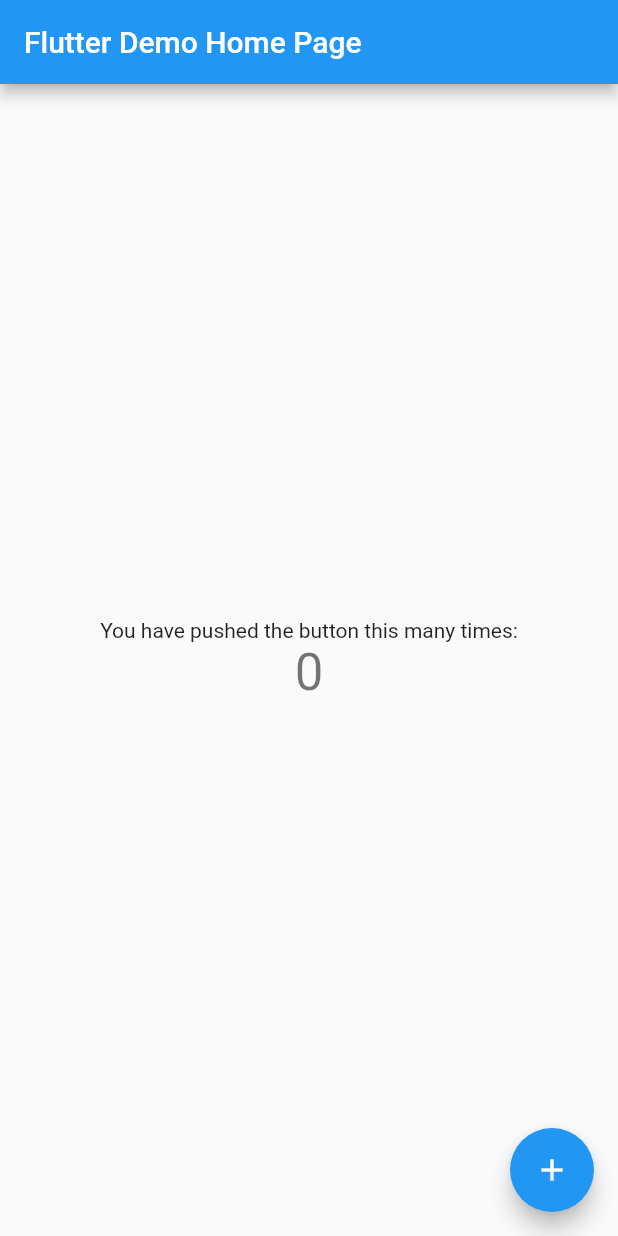
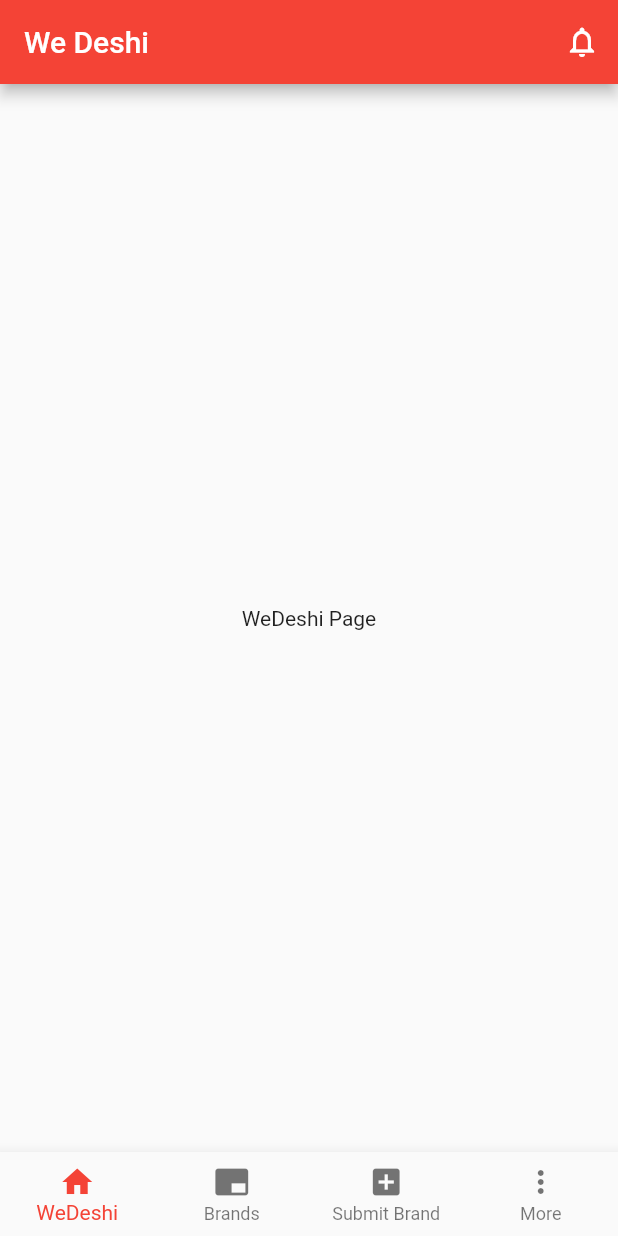
Before and after one commit to dhuma1981/wedeshi_app, a Flutter app: the screen it shows after launch, on a phone screen of 412 x 824 dp. Run offline on Flutter 3.47's test engine with Material 2 defaults, Android fonts, the phone set to English and light mode, and no system bars.

Commit message:
Pages added

```diff
--- /dev/null
+++ b/lib/home_page.dart
@@ -0,0 +1,67 @@
+import 'package:flutter/material.dart';
+import 'package:wedeshi/screens/brands_page.dart';
+import 'package:wedeshi/screens/more_page.dart';
+import 'package:wedeshi/screens/submit_brand_page.dart';
+import 'package:wedeshi/screens/wedeshi_page.dart';
+
+class HomePage extends StatefulWidget {
+  @override
+  _HomePageState createState() => _HomePageState();
+}
+
+class _HomePageState extends State<HomePage> {
+  int _selectedIndex;
+
+  @override
+  void initState() {
+    super.initState();
+    _selectedIndex = 0;
+  }
+
+  Widget _getPage(int selectedIndex) {
+    switch (selectedIndex) {
+      case 0:
+        return WeDeshiPage();
+      case 1:
+        return BrandsPage();
+      case 2:
+        return SubmitBrandPage();
+      case 3:
+        return MorePage();
+    }
+    return WeDeshiPage();
+  }
+
+  @override
+  Widget build(BuildContext context) {
+    return Scaffold(
+      appBar: AppBar(
+        centerTitle: false,
+        title: Text("We Deshi"),
+        actions: [
+          IconButton(icon: Icon(Icons.notifications_none), onPressed: () {})
+        ],
+      ),
+      body: _getPage(_selectedIndex),
+      bottomNavigationBar: BottomNavigationBar(
+        type: BottomNavigationBarType.fixed,
+        currentIndex: _selectedIndex,
+        items: [
+          BottomNavigationBarItem(
+              title: Text("WeDeshi"), icon: Icon(Icons.home)),
+          BottomNavigationBarItem(
+              title: Text("Brands"), icon: Icon(Icons.branding_watermark)),
+          BottomNavigationBarItem(
+              title: Text("Submit Brand"), icon: Icon(Icons.add_box)),
+          BottomNavigationBarItem(
+              title: Text("More"), icon: Icon(Icons.more_vert)),
+        ],
+        onTap: (selectedValue) {
+          setState(() {
+            _selectedIndex = selectedValue;
+          });
+        },
+      ),
+    );
+  }
+}
--- a/lib/main.dart
+++ b/lib/main.dart
@@ -1,117 +1,20 @@
 import 'package:flutter/material.dart';
+import 'package:wedeshi/home_page.dart';
 
 void main() {
-  runApp(MyApp());
+  runApp(
+    MyApp(),
+  );
 }
 
 class MyApp extends StatelessWidget {
-  // This widget is the root of your application.
   @override
   Widget build(BuildContext context) {
     return MaterialApp(
-      title: 'Flutter Demo',
       theme: ThemeData(
-        // This is the theme of your application.
-        //
-        // Try running your application with "flutter run". You'll see the
-        // application has a blue toolbar. Then, without quitting the app, try
-        // changing the primarySwatch below to Colors.green and then invoke
-        // "hot reload" (press "r" in the console where you ran "flutter run",
-        // or simply save your changes to "hot reload" in a Flutter IDE).
-        // Notice that the counter didn't reset back to zero; the application
-        // is not restarted.
-        primarySwatch: Colors.blue,
-        // This makes the visual density adapt to the platform that you run
-        // the app on. For desktop platforms, the controls will be smaller and
-        // closer together (more dense) than on mobile platforms.
-        visualDensity: VisualDensity.adaptivePlatformDensity,
+        primarySwatch: Colors.red,
       ),
-      home: MyHomePage(title: 'Flutter Demo Home Page'),
+      home: HomePage(),
     );
   }
 }
-
-class MyHomePage extends StatefulWidget {
-  MyHomePage({Key key, this.title}) : super(key: key);
-
-  // This widget is the home page of your application. It is stateful, meaning
-  // that it has a State object (defined below) that contains fields that affect
-  // how it looks.
-
-  // This class is the configuration for the state. It holds the values (in this
-  // case the title) provided by the parent (in this case the App widget) and
-  // used by the build method of the State. Fields in a Widget subclass are
-  // always marked "final".
-
-  final String title;
-
-  @override
-  _MyHomePageState createState() => _MyHomePageState();
-}
-
-class _MyHomePageState extends State<MyHomePage> {
-  int _counter = 0;
-
-  void _incrementCounter() {
-    setState(() {
-      // This call to setState tells the Flutter framework that something has
-      // changed in this State, which causes it to rerun the build method below
-      // so that the display can reflect the updated values. If we changed
-      // _counter without calling setState(), then the build method would not be
-      // called again, and so nothing would appear to happen.
-      _counter++;
-    });
-  }
-
-  @override
-  Widget build(BuildContext context) {
-    // This method is rerun every time setState is called, for instance as done
-    // by the _incrementCounter method above.
-    //
-    // The Flutter framework has been optimized to make rerunning build methods
-    // fast, so that you can just rebuild anything that needs updating rather
-    // than having to individually change instances of widgets.
-    return Scaffold(
-      appBar: AppBar(
-        // Here we take the value from the MyHomePage object that was created by
-        // the App.build method, and use it to set our appbar title.
-        title: Text(widget.title),
-      ),
-      body: Center(
-        // Center is a layout widget. It takes a single child and positions it
-        // in the middle of the parent.
-        child: Column(
-          // Column is also a layout widget. It takes a list of children and
-          // arranges them vertically. By default, it sizes itself to fit its
-          // children horizontally, and tries to be as tall as its parent.
-          //
-          // Invoke "debug painting" (press "p" in the console, choose the
-          // "Toggle Debug Paint" action from the Flutter Inspector in Android
-          // Studio, or the "Toggle Debug Paint" command in Visual Studio Code)
-          // to see the wireframe for each widget.
-          //
-          // Column has various properties to control how it sizes itself and
-          // how it positions its children. Here we use mainAxisAlignment to
-          // center the children vertically; the main axis here is the vertical
-          // axis because Columns are vertical (the cross axis would be
-          // horizontal).
-          mainAxisAlignment: MainAxisAlignment.center,
-          children: <Widget>[
-            Text(
-              'You have pushed the button this many times:',
-            ),
-            Text(
-              '$_counter',
-              style: Theme.of(context).textTheme.headline4,
-            ),
-          ],
-        ),
-      ),
-      floatingActionButton: FloatingActionButton(
-        onPressed: _incrementCounter,
-        tooltip: 'Increment',
-        child: Icon(Icons.add),
-      ), // This trailing comma makes auto-formatting nicer for build methods.
-    );
-  }
-}
--- /dev/null
+++ b/lib/screens/brands_page.dart
@@ -0,0 +1,12 @@
+import 'package:flutter/material.dart';
+import 'package:wedeshi/utils/constants.dart';
+
+class BrandsPage extends StatelessWidget {
+  @override
+  Widget build(BuildContext context) {
+    return Padding(
+      padding: const EdgeInsets.all(8.0),
+      child: Text(Constants.BRANDS),
+    );
+  }
+}
--- /dev/null
+++ b/lib/screens/more_page.dart
@@ -0,0 +1,10 @@
+import 'package:flutter/material.dart';
+
+class MorePage extends StatelessWidget {
+  @override
+  Widget build(BuildContext context) {
+    return Center(
+      child: Text("More Page"),
+    );
+  }
+}
--- /dev/null
+++ b/lib/screens/submit_brand_page.dart
@@ -0,0 +1,12 @@
+import 'package:flutter/material.dart';
+import 'package:wedeshi/utils/constants.dart';
+
+class SubmitBrandPage extends StatelessWidget {
+  @override
+  Widget build(BuildContext context) {
+    return Padding(
+      padding: const EdgeInsets.all(8.0),
+      child: Text(Constants.BRANDS),
+    );
+  }
+}
--- /dev/null
+++ b/lib/screens/wedeshi_page.dart
@@ -0,0 +1,10 @@
+import 'package:flutter/material.dart';
+
+class WeDeshiPage extends StatelessWidget {
+  @override
+  Widget build(BuildContext context) {
+    return Center(
+      child: Text("WeDeshi Page"),
+    );
+  }
+}
--- /dev/null
+++ b/lib/utils/constants.dart
@@ -0,0 +1,4 @@
+class Constants {
+  static const String BRANDS =
+      "Please send your Brand/Product details to us.\nOur verification team will validate data and upload in our application.\n\nEmail: wedeshi.in@gmail.com\n\nNote: Your email doesn't guarantee any listing, it may take longer time than expected due to many requests.";
+}
```
